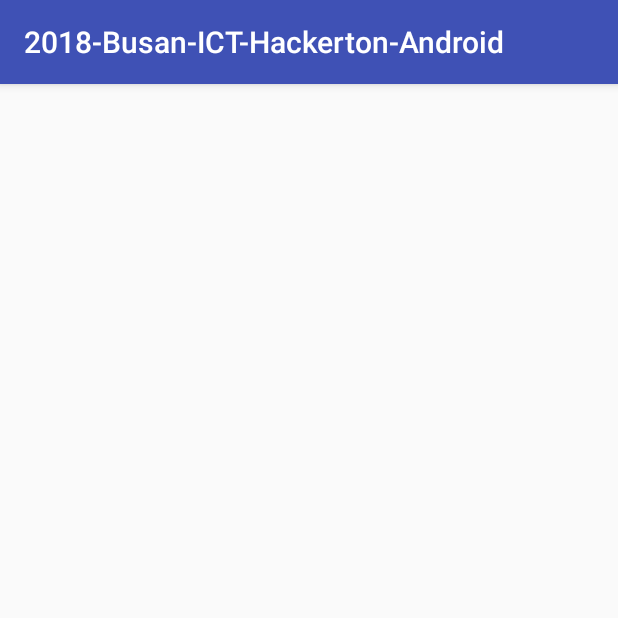
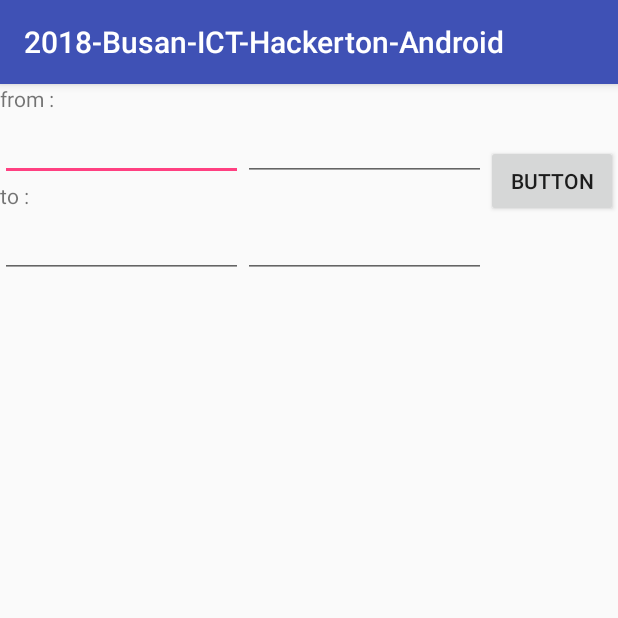
Before and after one commit to Joiple/2018-Busan-ICT-Hackathon, an Android app: the AttendanceView screen opened directly, with no data from a screen before it, on a phone screen of 412 x 824 dp, the top half of it. Run offline under Robolectric (Android 15) with nearby library versions, the phone set to English and light mode, and no system bars.

Commit message:
attendence layout generate

```diff
--- a/Client/Android/app/src/main/java/com/slack/joiple/a2018_busan_ict_hackerton_android/Profile.java
+++ b/Client/Android/app/src/main/java/com/slack/joiple/a2018_busan_ict_hackerton_android/Profile.java
@@ -5,6 +5,7 @@ import android.os.Bundle;
 import android.support.v7.app.AppCompatActivity;
 import android.view.View;
 import android.widget.Button;
+import android.widget.GridLayout;
 import android.widget.TextView;
 
 public class Profile extends AppCompatActivity {
@@ -27,14 +28,27 @@ public class Profile extends AppCompatActivity {
                 startActivityForResult(o,0);
             }
         });
-
+        recordDetail.setOnClickListener(new View.OnClickListener() {
+            @Override
+            public void onClick(View view) {
+                o=new Intent(Profile.this,AttendanceView.class);
+                startActivity(o);
+            }
+        });
+        specDetail.setOnClickListener(new View.OnClickListener(){
+            @Override
+            public void onClick(View view){
+                o=new Intent(Profile.this, SpecView.class);
+                startActivity(o);
+            }
+        });
     }
     @Override
     protected void onActivityResult(int request,int result,Intent data){
         if(result==RESULT_CANCELED)return;
         String action=data.getAction();
         if(action.equals("changeComp")){
-            company.setText("");//TODO get company name from sharedPreferences
+            //TODO get company name from sharedPreferences
         }
     }
 }
--- a/Client/Android/app/src/main/res/layout/activity_attendence_view.xml
+++ b/Client/Android/app/src/main/res/layout/activity_attendence_view.xml
@@ -1,6 +1,114 @@
 <?xml version="1.0" encoding="utf-8"?>
 <android.support.constraint.ConstraintLayout xmlns:android="http://schemas.android.com/apk/res/android"
+    xmlns:app="http://schemas.android.com/apk/res-auto"
+    xmlns:tools="http://schemas.android.com/tools"
     android:orientation="vertical" android:layout_width="match_parent"
     android:layout_height="match_parent">
 
+    <android.support.constraint.ConstraintLayout
+        android:id="@+id/constraintLayout3"
+        android:layout_width="0dp"
+        android:layout_height="wrap_content"
+        app:layout_constraintEnd_toEndOf="parent"
+        app:layout_constraintStart_toStartOf="parent"
+        app:layout_constraintTop_toTopOf="parent">
+
+        <android.support.constraint.ConstraintLayout
+            android:id="@+id/fromLayout"
+            android:layout_width="0dp"
+            android:layout_height="wrap_content"
+            app:layout_constraintEnd_toStartOf="@+id/searchBtn"
+            app:layout_constraintHorizontal_bias="0.0"
+            app:layout_constraintStart_toStartOf="parent"
+            app:layout_constraintTop_toTopOf="parent">
+
+            <TextView
+                android:id="@+id/fromView"
+                android:layout_width="wrap_content"
+                android:layout_height="wrap_content"
+                android:text="@string/from"
+                app:layout_constraintStart_toStartOf="parent"
+                app:layout_constraintTop_toTopOf="parent" />
+
+            <EditText
+                android:id="@+id/fromDate"
+                android:layout_width="0dp"
+                android:layout_height="wrap_content"
+                android:ems="10"
+                android:inputType="date"
+                app:layout_constraintEnd_toStartOf="@+id/fromTime"
+                app:layout_constraintHorizontal_bias="0.0"
+                app:layout_constraintStart_toStartOf="parent"
+                app:layout_constraintTop_toBottomOf="@+id/fromView" />
+
+            <EditText
+                android:id="@+id/fromTime"
+                android:layout_width="0dp"
+                android:layout_height="wrap_content"
+                android:ems="10"
+                android:inputType="time"
+                app:layout_constraintEnd_toEndOf="parent"
+                app:layout_constraintStart_toEndOf="@+id/fromDate"
+                app:layout_constraintTop_toBottomOf="@+id/fromView" />
+
+        </android.support.constraint.ConstraintLayout>
+
+        <android.support.constraint.ConstraintLayout
+            android:id="@+id/toLayout"
+            android:layout_width="0dp"
+            android:layout_height="wrap_content"
+            app:layout_constraintBottom_toBottomOf="parent"
+            app:layout_constraintEnd_toStartOf="@+id/searchBtn"
+            app:layout_constraintHorizontal_bias="0.0"
+            app:layout_constraintStart_toStartOf="parent"
+            app:layout_constraintTop_toBottomOf="@+id/fromLayout">
+
+            <TextView
+                android:id="@+id/toView"
+                android:layout_width="wrap_content"
+                android:layout_height="wrap_content"
+                android:text="@string/to"
+                app:layout_constraintStart_toStartOf="parent"
+                app:layout_constraintTop_toBottomOf="@+id/fromTime" />
+
+            <EditText
+                android:id="@+id/toDate"
+                android:layout_width="0dp"
+                android:layout_height="wrap_content"
+                android:ems="10"
+                android:inputType="date"
+                app:layout_constraintEnd_toStartOf="@+id/toTime"
+                app:layout_constraintHorizontal_bias="0.0"
+                app:layout_constraintStart_toStartOf="parent"
+                app:layout_constraintTop_toBottomOf="@+id/toView" />
+
+            <EditText
+                android:id="@+id/toTime"
+                android:layout_width="0dp"
+                android:layout_height="wrap_content"
+                android:ems="10"
+                android:inputType="time"
+                app:layout_constraintEnd_toEndOf="parent"
+                app:layout_constraintStart_toEndOf="@+id/toDate"
+                app:layout_constraintTop_toBottomOf="@+id/toView" />
+        </android.support.constraint.ConstraintLayout>
+
+        <Button
+            android:id="@+id/searchBtn"
+            android:layout_width="wrap_content"
+            android:layout_height="wrap_content"
+            android:text="Button"
+            app:layout_constraintBottom_toBottomOf="parent"
+            app:layout_constraintEnd_toEndOf="parent"
+            app:layout_constraintTop_toTopOf="parent" />
+
+    </android.support.constraint.ConstraintLayout>
+
+    <LinearLayout
+        android:layout_width="0dp"
+        android:layout_height="0dp"
+        android:orientation="vertical"
+        app:layout_constraintStart_toStartOf="parent"
+        app:layout_constraintTop_toBottomOf="@+id/constraintLayout3"></LinearLayout>
+
 </android.support.constraint.ConstraintLayout>
--- a/Client/Android/app/src/main/res/values/strings.xml
+++ b/Client/Android/app/src/main/res/values/strings.xml
@@ -27,4 +27,6 @@
     <string name="profile">Profile</string>
     <string name="records">Work record</string>
     <string name="specs">Specs</string>
+    <string name="from">from : </string>
+    <string name="to">to : </string>
 </resources>
```
